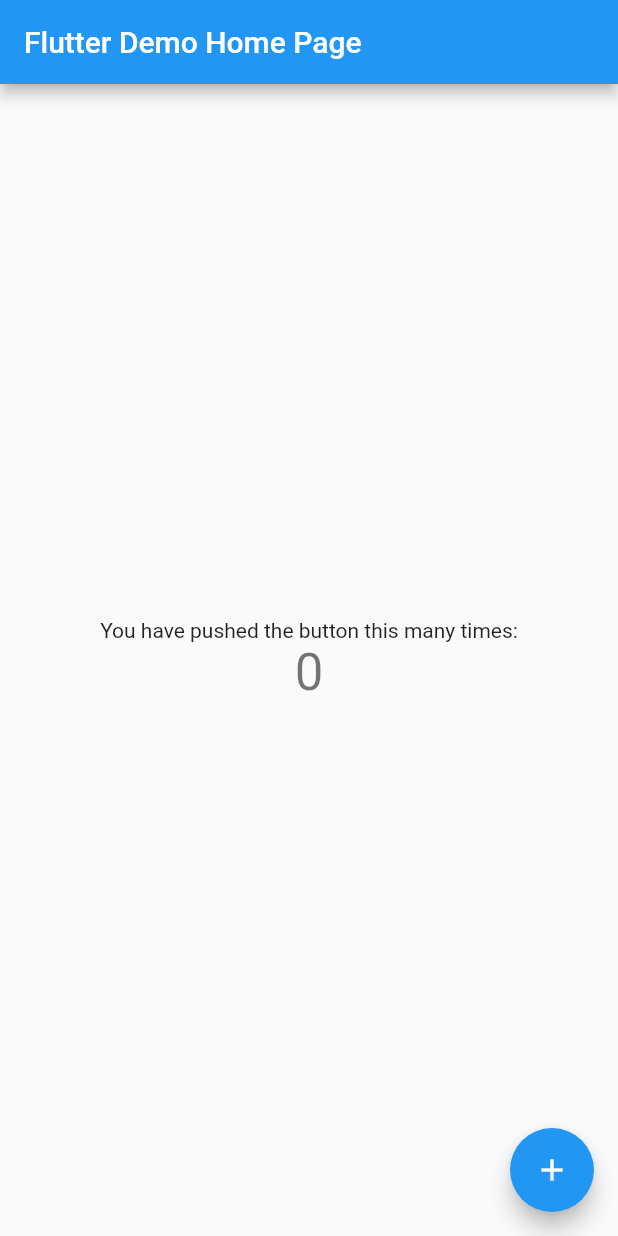
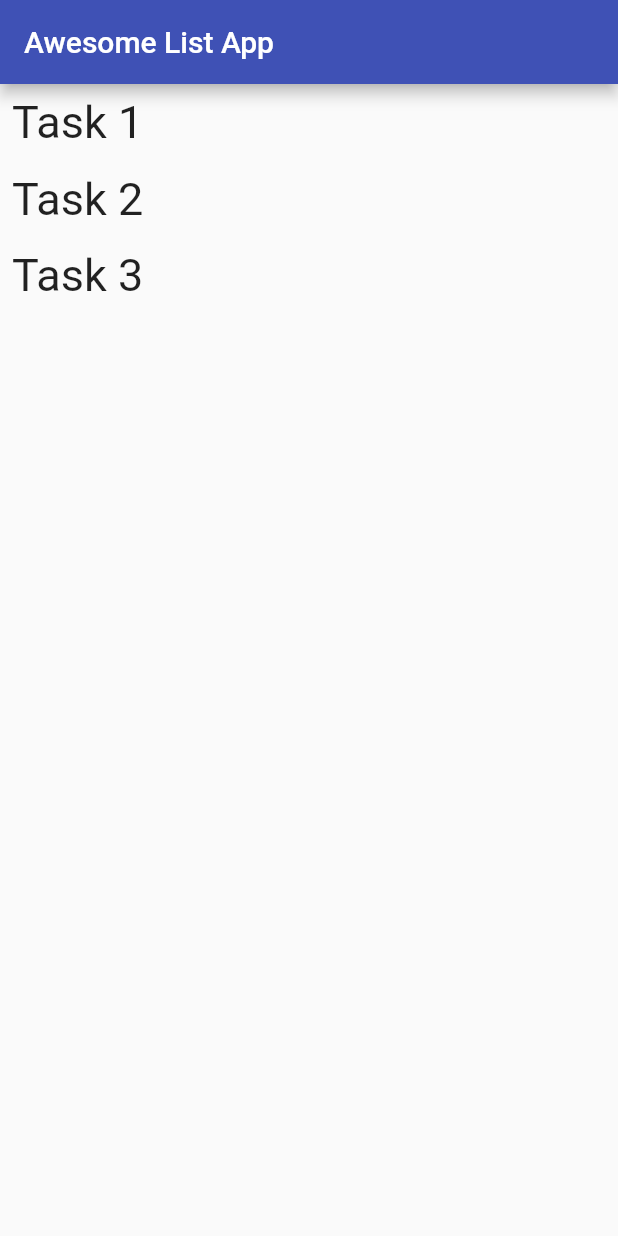
Before and after one commit to AdamWiryahadi/sec_note_app, a Flutter app: the screen it shows after launch, on a phone screen of 412 x 824 dp. Run offline on Flutter 3.47's test engine with Material 2 defaults, Android fonts, the phone set to English and light mode, and no system bars.

Commit message:
second commit

```diff
--- a/lib/main.dart
+++ b/lib/main.dart
@@ -1,4 +1,5 @@
 import 'package:flutter/material.dart';
+import 'package:sec_note_app/screen/home.screen.dart';
 
 void main() {
   runApp(const MyApp());
@@ -7,109 +8,14 @@ void main() {
 class MyApp extends StatelessWidget {
   const MyApp({Key? key}) : super(key: key);
 
-  // This widget is the root of your application.
   @override
   Widget build(BuildContext context) {
     return MaterialApp(
       title: 'Flutter Demo',
       theme: ThemeData(
-        // This is the theme of your application.
-        //
-        // Try running your application with "flutter run". You'll see the
-        // application has a blue toolbar. Then, without quitting the app, try
-        // changing the primarySwatch below to Colors.green and then invoke
-        // "hot reload" (press "r" in the console where you ran "flutter run",
-        // or simply save your changes to "hot reload" in a Flutter IDE).
-        // Notice that the counter didn't reset back to zero; the application
-        // is not restarted.
-        primarySwatch: Colors.blue,
+        primarySwatch: Colors.indigo,
       ),
-      home: const MyHomePage(title: 'Flutter Demo Home Page'),
+      home: HomeScreen(),
     );
   }
 }
-
-class MyHomePage extends StatefulWidget {
-  const MyHomePage({Key? key, required this.title}) : super(key: key);
-
-  // This widget is the home page of your application. It is stateful, meaning
-  // that it has a State object (defined below) that contains fields that affect
-  // how it looks.
-
-  // This class is the configuration for the state. It holds the values (in this
-  // case the title) provided by the parent (in this case the App widget) and
-  // used by the build method of the State. Fields in a Widget subclass are
-  // always marked "final".
-
-  final String title;
-
-  @override
-  State<MyHomePage> createState() => _MyHomePageState();
-}
-
-class _MyHomePageState extends State<MyHomePage> {
-  int _counter = 0;
-
-  void _incrementCounter() {
-    setState(() {
-      // This call to setState tells the Flutter framework that something has
-      // changed in this State, which causes it to rerun the build method below
-      // so that the display can reflect the updated values. If we changed
-      // _counter without calling setState(), then the build method would not be
-      // called again, and so nothing would appear to happen.
-      _counter++;
-    });
-  }
-
-  @override
-  Widget build(BuildContext context) {
-    // This method is rerun every time setState is called, for instance as done
-    // by the _incrementCounter method above.
-    //
-    // The Flutter framework has been optimized to make rerunning build methods
-    // fast, so that you can just rebuild anything that needs updating rather
-    // than having to individually change instances of widgets.
-    return Scaffold(
-      appBar: AppBar(
-        // Here we take the value from the MyHomePage object that was created by
-        // the App.build method, and use it to set our appbar title.
-        title: Text(widget.title),
-      ),
-      body: Center(
-        // Center is a layout widget. It takes a single child and positions it
-        // in the middle of the parent.
-        child: Column(
-          // Column is also a layout widget. It takes a list of children and
-          // arranges them vertically. By default, it sizes itself to fit its
-          // children horizontally, and tries to be as tall as its parent.
-          //
-          // Invoke "debug painting" (press "p" in the console, choose the
-          // "Toggle Debug Paint" action from the Flutter Inspector in Android
-          // Studio, or the "Toggle Debug Paint" command in Visual Studio Code)
-          // to see the wireframe for each widget.
-          //
-          // Column has various properties to control how it sizes itself and
-          // how it positions its children. Here we use mainAxisAlignment to
-          // center the children vertically; the main axis here is the vertical
-          // axis because Columns are vertical (the cross axis would be
-          // horizontal).
-          mainAxisAlignment: MainAxisAlignment.center,
-          children: <Widget>[
-            const Text(
-              'You have pushed the button this many times:',
-            ),
-            Text(
-              '$_counter',
-              style: Theme.of(context).textTheme.headline4,
-            ),
-          ],
-        ),
-      ),
-      floatingActionButton: FloatingActionButton(
-        onPressed: _incrementCounter,
-        tooltip: 'Increment',
-        child: const Icon(Icons.add),
-      ), // This trailing comma makes auto-formatting nicer for build methods.
-    );
-  }
-}
--- /dev/null
+++ b/lib/screen/home.screen.dart
@@ -0,0 +1,39 @@
+import 'package:flutter/material.dart';
+
+class HomeScreen extends StatelessWidget {
+
+  @override
+  Widget build(BuildContext context) {
+    return Scaffold(
+      appBar: AppBar(
+        title: Text('Awesome List App'),
+      ),
+      body: Column (
+        children: List.generate(taskList.length, (index) => CustomText(text: taskList[index])),
+      ),
+    );
+  }
+}
+
+class CustomText extends StatelessWidget {
+  final String text;
+
+  CustomText({required this.text});
+
+  @override
+  Widget build(BuildContext context) {
+    return Padding(
+      padding: const EdgeInsets.all(8.0),
+      child: Text(
+        text,
+        style: TextStyle(fontSize: 30),
+      ),
+    );
+  }
+}
+
+List<String> taskList = [
+  'Task 1',
+  'Task 2',
+  'Task 3',
+];
```
